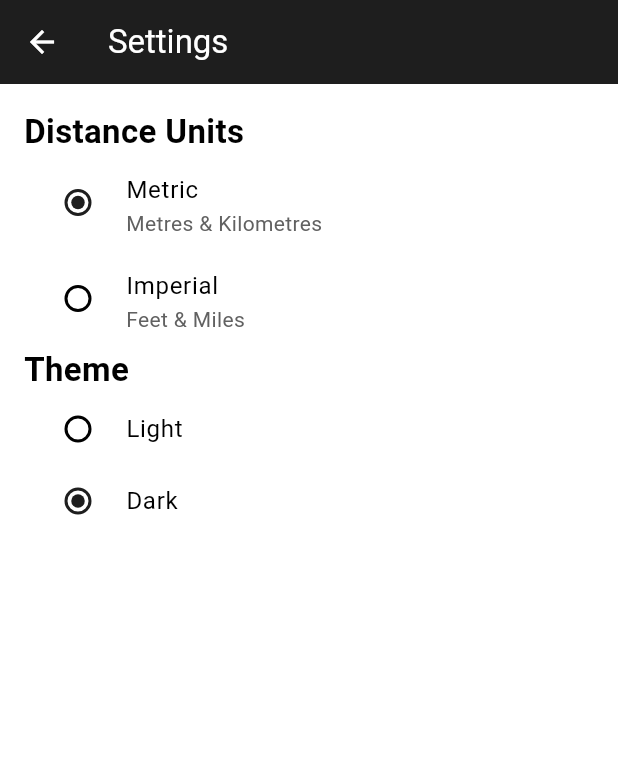
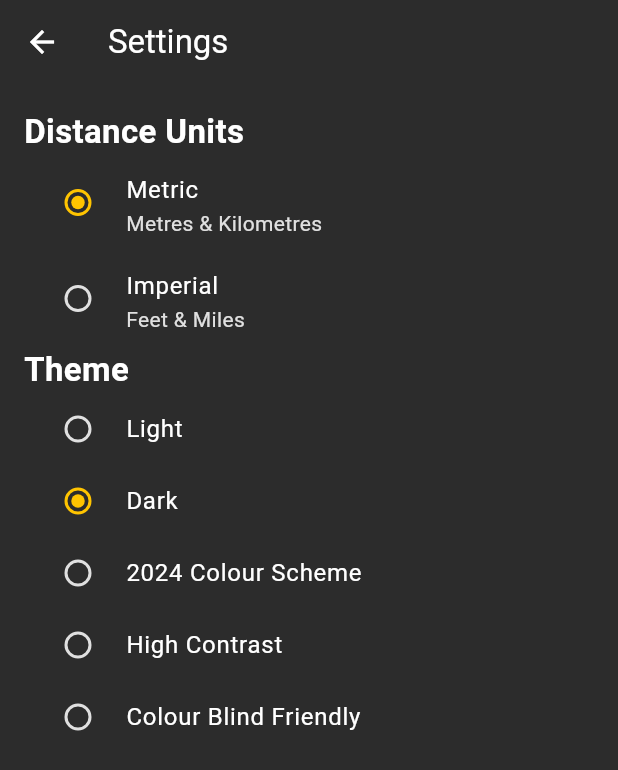
Before and after one commit to mill-road-winter-fair/mill_road_winter_fair_app, a Flutter app: the SettingsPage screen opened directly, after a tap on "Dark", on a phone screen of 412 x 824 dp. Shown: the top 770 px of the screen. Run offline on Flutter 3.47's test engine with Material 3 defaults, Android fonts, the phone set to English and light mode, and no system bars; our stand-ins replace flutter_dotenv, geolocator, google_maps_flutter, shared_preferences; missing offline and left inert: flutter_polyline_points; accounts and stored records are empty; network calls fail.

Commit message:
Themes seem to rendering well

```diff
--- a/lib/listings_info_sheet.dart
+++ b/lib/listings_info_sheet.dart
@@ -44,7 +44,7 @@ class ListingInfoSheet extends StatelessWidget {
                 flex: 3,
                 child: Text(
                   openingTimes,
-                  style: TextStyle(fontSize: 14, color: Colors.grey[700]),
+                  style: TextStyle(fontSize: 14, color: Theme.of(context).colorScheme.onSurfaceVariant),
                   textAlign: TextAlign.end,
                 ),
               ),
@@ -63,7 +63,7 @@ class ListingInfoSheet extends StatelessWidget {
                   flex: 5,
                   child: Text(
                     approxDistance,
-                    style: TextStyle(fontSize: 14, color: Colors.grey[700]),
+                    style: TextStyle(fontSize: 14, color: Theme.of(context).colorScheme.onSurfaceVariant),
                     textAlign: TextAlign.end,
                   ),
                 ),
--- a/lib/main.dart
+++ b/lib/main.dart
@@ -116,21 +116,20 @@ class HomePageState extends State<HomePage> {
         ],
       ),
       drawer: Drawer(
-        backgroundColor: Colors.white,
         child: ListView(
           padding: EdgeInsets.zero,
           children: [
             SizedBox(
               height: 195,
               child: DrawerHeader(
-                decoration: const BoxDecoration(color: Color.fromRGBO(204, 51, 51, 1)),
+                decoration: BoxDecoration(color: Theme.of(context).colorScheme.primary),
                 child: Column(
                   mainAxisAlignment: MainAxisAlignment.spaceEvenly,
                   crossAxisAlignment: CrossAxisAlignment.start,
                   children: [
-                    const Text(
+                    Text(
                       'Mill Road Winter Fair',
-                      style: TextStyle(color: Colors.white, fontSize: 22, fontWeight: FontWeight.bold),
+                      style: TextStyle(color: Theme.of(context).colorScheme.onPrimary, fontSize: 22, fontWeight: FontWeight.bold),
                     ),
                     ElevatedButton.icon(
                       onPressed: () {
@@ -156,7 +155,6 @@ class HomePageState extends State<HomePage> {
               ),
             ),
             ListTile(
-              tileColor: Colors.white,
               title: const Text('About the Fair', style: TextStyle(fontWeight: FontWeight.bold)),
               onTap: () {
                 Navigator.pop(context);
@@ -164,7 +162,6 @@ class HomePageState extends State<HomePage> {
               },
             ),
             ListTile(
-              tileColor: Colors.white,
               title: const Text('Settings', style: TextStyle(fontWeight: FontWeight.bold)),
               onTap: () {
                 Navigator.pop(context);
--- a/lib/settings_page.dart
+++ b/lib/settings_page.dart
@@ -60,10 +60,11 @@ class SettingsPageState extends State<SettingsPage> {
               children: [
                 const Text('Distance Units', style: TextStyle(fontSize: 22, fontWeight: FontWeight.bold)),
                 RadioListTile(
+                  activeColor: Theme.of(context).colorScheme.tertiary,
                   title: const Text('Metric'),
                   subtitle: Text(
                     'Metres & Kilometres',
-                    style: TextStyle(fontSize: 14, color: Colors.grey[700]),
+                    style: TextStyle(fontSize: 14, color: Theme.of(context).colorScheme.onSurfaceVariant),
                   ),
                   visualDensity: VisualDensity.compact,
                   value: DistanceUnits.metric,
@@ -76,10 +77,11 @@ class SettingsPageState extends State<SettingsPage> {
                   },
                 ),
                 RadioListTile(
+                  activeColor: Theme.of(context).colorScheme.tertiary,
                   title: const Text('Imperial'),
                   subtitle: Text(
                     'Feet & Miles',
-                    style: TextStyle(fontSize: 14, color: Colors.grey[700]),
+                    style: TextStyle(fontSize: 14, color: Theme.of(context).colorScheme.onSurfaceVariant),
                   ),
                   visualDensity: VisualDensity.compact,
                   value: DistanceUnits.imperial,
@@ -98,6 +100,7 @@ class SettingsPageState extends State<SettingsPage> {
               children: [
                 const Text('Theme', style: TextStyle(fontSize: 22, fontWeight: FontWeight.bold)),
                 RadioListTile(
+                  activeColor: Theme.of(context).colorScheme.tertiary,
                   title: const Text('Light'),
                   visualDensity: VisualDensity.compact,
                   value: 'light',
@@ -111,9 +114,52 @@ class SettingsPageState extends State<SettingsPage> {
                   },
                 ),
                 RadioListTile(
+                  activeColor: Theme.of(context).colorScheme.tertiary,
                   title: const Text('Dark'),
                   visualDensity: VisualDensity.compact,
                   value: 'dark',
+                  groupValue: themeNotifier.value,
+                  onChanged: (value) {
+                    selectedThemeKey = value!;
+                    setState(() {
+                      _changeTheme(value);
+                    });
+                    _saveSettings();
+                  },
+                ),
+                RadioListTile(
+                  activeColor: Theme.of(context).colorScheme.tertiary,
+                  title: const Text('2024 Colour Scheme'),
+                  visualDensity: VisualDensity.compact,
+                  value: '2024',
+                  groupValue: themeNotifier.value,
+                  onChanged: (value) {
+                    setState(() {
+                      _changeTheme(value!);
+                    });
+                    selectedThemeKey = value!;
+                    _saveSettings();
+                  },
+                ),
+                RadioListTile(
+                  activeColor: Theme.of(context).colorScheme.tertiary,
+                  title: const Text('High Contrast'),
+                  visualDensity: VisualDensity.compact,
+                  value: 'highContrast',
+                  groupValue: themeNotifier.value,
+                  onChanged: (value) {
+                    setState(() {
+                      _changeTheme(value!);
+                    });
+                    selectedThemeKey = value!;
+                    _saveSettings();
+                  },
+                ),
+                RadioListTile(
+                  activeColor: Theme.of(context).colorScheme.tertiary,
+                  title: const Text('Colour Blind Friendly'),
+                  visualDensity: VisualDensity.compact,
+                  value: 'colourBlindFriendly',
                   groupValue: themeNotifier.value,
                   onChanged: (value) {
                     selectedThemeKey = value!;
--- a/lib/themes.dart
+++ b/lib/themes.dart
@@ -1,6 +1,5 @@
 // Define available themes
 import 'package:flutter/material.dart';
-import 'package:shared_preferences/shared_preferences.dart';
 
 // Create a ValueNotifier to hold the current theme
 final ValueNotifier<String> themeNotifier = ValueNotifier(selectedThemeKey);
@@ -11,61 +10,86 @@ late ThemeData selectedTheme; // Currently selected theme
 final Map<String, ThemeData> appThemes = {
   'light': ThemeData(
     useMaterial3: true,
-    colorScheme: const ColorScheme(
+    colorScheme: ColorScheme(
       brightness: Brightness.light,
-      primary: Color.fromRGBO(204, 51, 51, 1),
-      onPrimary: Colors.black,
-      secondary: Colors.yellow,
-      onSecondary: Colors.black,
-      error: Colors.red,
-      onError: Colors.white,
-      surface: Colors.white,
-      onSurface: Colors.black,
-    ),
-    appBarTheme: const AppBarTheme(
-      backgroundColor: Color.fromRGBO(204, 51, 51, 1),
-      foregroundColor: Colors.white,
-    ),
-    bottomNavigationBarTheme: const BottomNavigationBarThemeData(
-      selectedItemColor: Color.fromRGBO(204, 51, 51, 1),
-      unselectedItemColor: Colors.grey,
-    ),
-    drawerTheme: const DrawerThemeData(
-      backgroundColor: Color.fromRGBO(204, 51, 51, 1),
-    ),
-  ),
 
-  'dark': ThemeData(
-    useMaterial3: true,
-    colorScheme: const ColorScheme(
-      brightness: Brightness.dark,
-
-      primary: Color.fromRGBO(30, 30, 30, 1.0),
+      primary: const Color.fromRGBO(204, 51, 51, 1),
       onPrimary: Colors.white,
 
-      secondary: Colors.yellow,
+      secondary: Colors.white,
       onSecondary: Colors.black,
+
+      tertiary: const Color.fromRGBO(204, 51, 51, 1),
 
       error: Colors.red,
       onError: Colors.white,
 
       surface: Colors.white,
       onSurface: Colors.black,
+      onSurfaceVariant: Colors.grey[700]!,
     ),
+
     appBarTheme: const AppBarTheme(
-      backgroundColor: Color.fromRGBO(30, 30, 30, 1.0),
+      backgroundColor: Color.fromRGBO(204, 51, 51, 1),
       foregroundColor: Colors.white,
+    ),
 
+    bottomNavigationBarTheme: const BottomNavigationBarThemeData(
+      selectedItemColor: Color.fromRGBO(204, 51, 51, 1),
+      unselectedItemColor: Colors.grey,
     ),
+
+    drawerTheme: const DrawerThemeData(
+      backgroundColor: Colors.white,
+    ),
+
+  ),
+
+  'dark': ThemeData(
+    useMaterial3: true,
+    colorScheme: ColorScheme(
+      brightness: Brightness.dark,
+
+      primary: const Color.fromRGBO(30, 30, 30, 1.0),
+      onPrimary: Colors.white,
+
+      secondary: const Color.fromRGBO(44, 44, 44, 1.0),
+      onSecondary: Colors.white,
+
+      tertiary: const Color.fromRGBO(255, 196, 0, 1.0),
+
+      error: Colors.red,
+      onError: Colors.white,
+
+      surface: const Color.fromRGBO(44, 44, 44, 1.0),
+      onSurface: Colors.white,
+      onSurfaceVariant: Colors.grey[300]!,
+    ),
+
+    appBarTheme: const AppBarTheme(
+      backgroundColor: Color.fromRGBO(44, 44, 44, 1.0),
+      foregroundColor: Colors.white,
+    ),
+
     bottomNavigationBarTheme: const BottomNavigationBarThemeData(
-      selectedItemColor: Color.fromRGBO(30, 30, 30, 1.0),
+      selectedItemColor: Color.fromRGBO(255, 196, 0, 1.0),
       unselectedItemColor: Colors.grey,
+    ),
 
+    drawerTheme: const DrawerThemeData(
+      backgroundColor: Color.fromRGBO(44, 44, 44, 1.0),
     ),
-    drawerTheme: const DrawerThemeData(
-      backgroundColor: Color.fromRGBO(30, 30, 30, 1.0),
 
+    elevatedButtonTheme: ElevatedButtonThemeData(
+      style: ElevatedButton.styleFrom(
+          backgroundColor: const Color.fromRGBO(30, 30, 30, 1.0),
+          foregroundColor: Colors.white
+      )
     ),
+
+    listTileTheme: const ListTileThemeData(
+      tileColor: Color.fromRGBO(44, 44, 44, 1.0)
+    )
   ),
 
   '2024': ThemeData(
@@ -76,8 +100,10 @@ final Map<String, ThemeData> appThemes = {
       primary: Color.fromRGBO(37, 63, 128, 1.0),
       onPrimary: Colors.white,
 
-      secondary: Colors.yellow,
+      secondary: Colors.white,
       onSecondary: Colors.black,
+
+      tertiary: Color.fromRGBO(37, 63, 128, 1.0),
 
       error: Colors.red,
       onError: Colors.white,
@@ -88,28 +114,74 @@ final Map<String, ThemeData> appThemes = {
     appBarTheme: const AppBarTheme(
       backgroundColor: Color.fromRGBO(37, 63, 128, 1.0),
       foregroundColor: Colors.white,
+    ),
 
-    ),
     bottomNavigationBarTheme: const BottomNavigationBarThemeData(
       selectedItemColor: Color.fromRGBO(37, 63, 128, 1.0),
       unselectedItemColor: Colors.grey,
+    ),
 
-    ),
     drawerTheme: const DrawerThemeData(
-      backgroundColor: Color.fromRGBO(37, 63, 128, 1.0),
-
+      backgroundColor: Colors.white,
     ),
   ),
 
-  'High Contrast': ThemeData(
+  'highContrast': ThemeData(
+    useMaterial3: true,
+      colorScheme: const ColorScheme.highContrastDark(
+        brightness: Brightness.dark,
+
+        primary: Colors.black,
+        onPrimary: Color.fromRGBO(255, 243, 0, 1.0),
+
+        secondary: Colors.black,
+        onSecondary: Color.fromRGBO(255, 243, 0, 1.0),
+
+        tertiary: Color.fromRGBO(8, 255, 0, 1.0),
+
+        error: Colors.red,
+        onError: Colors.white,
+
+        surface: Colors.black,
+        onSurface: Color.fromRGBO(255, 243, 0, 1.0),
+        onSurfaceVariant: Color.fromRGBO(0, 255, 244, 1.0),
+      ),
+
+      appBarTheme: const AppBarTheme(
+        backgroundColor: Colors.black,
+        foregroundColor: Color.fromRGBO(255, 243, 0, 1.0),
+      ),
+
+      bottomNavigationBarTheme: const BottomNavigationBarThemeData(
+        selectedItemColor: Color.fromRGBO(8, 255, 0, 1.0),
+        unselectedItemColor: Colors.grey,
+      ),
+
+      drawerTheme: const DrawerThemeData(
+        backgroundColor: Colors.black,
+      ),
+
+      elevatedButtonTheme: ElevatedButtonThemeData(
+          style: ElevatedButton.styleFrom(
+              backgroundColor: const Color.fromRGBO(8, 255, 0, 1.0),
+              foregroundColor: Colors.black
+          )
+      ),
+
+      listTileTheme: const ListTileThemeData(
+          tileColor: Colors.black
+      )
+  ),
+
+  'colourBlindFriendly': ThemeData(
     useMaterial3: true,
     colorScheme: const ColorScheme(
-      brightness: Brightness.dark,
+      brightness: Brightness.light,
 
-      primary: Color.fromRGBO(0, 0, 0, 1.0),
+      primary: Color.fromRGBO(102, 55, 133, 1.0),
       onPrimary: Colors.white,
 
-      secondary: Colors.yellow,
+      secondary: Color.fromRGBO(255, 196, 0, 1.0),
       onSecondary: Colors.black,
 
       error: Colors.red,
@@ -118,50 +190,17 @@ final Map<String, ThemeData> appThemes = {
       surface: Colors.white,
       onSurface: Colors.black,
     ),
-    appBarTheme: const AppBarTheme(
-      backgroundColor: Color.fromRGBO(0, 0, 0, 1.0),
-      foregroundColor: Colors.white,
 
-    ),
-    bottomNavigationBarTheme: const BottomNavigationBarThemeData(
-      selectedItemColor: Color.fromRGBO(0, 0, 0, 1.0),
-      unselectedItemColor: Colors.grey,
-
-    ),
-    drawerTheme: const DrawerThemeData(
-      backgroundColor: Color.fromRGBO(0, 0, 0, 1.0),
-
-    ),
-  ),
-
-  'Colour Blind Friendly': ThemeData(
-    useMaterial3: true,
-    colorScheme: const ColorScheme(
-      brightness: Brightness.light,
-
-      primary: Color.fromRGBO(102, 55, 133, 1.0),
-      onPrimary: Colors.white,
-
-      secondary: Colors.yellow,
-      onSecondary: Colors.black,
-
-      error: Colors.red,
-      onError: Colors.white,
-
-      surface: Colors.white,
-      onSurface: Colors.black,
-
-    ),
     appBarTheme: const AppBarTheme(
       backgroundColor: Color.fromRGBO(102, 55, 133, 1.0),
       foregroundColor: Colors.white,
     ),
+
     bottomNavigationBarTheme: const BottomNavigationBarThemeData(
       selectedItemColor: Color.fromRGBO(102, 55, 133, 1.0),
+      unselectedItemColor: Colors.grey,
+    ),
 
-      unselectedItemColor: Colors.grey,
-
-    ),
     drawerTheme: const DrawerThemeData(
       backgroundColor: Color.fromRGBO(102, 55, 133, 1.0),
     ),
```
